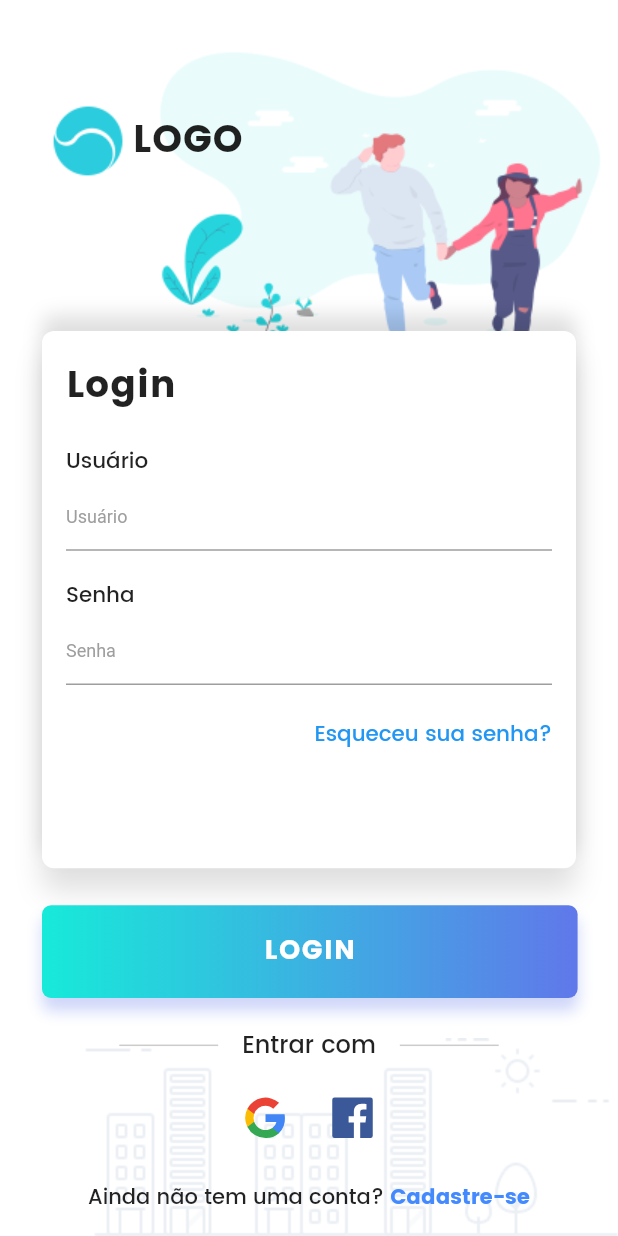
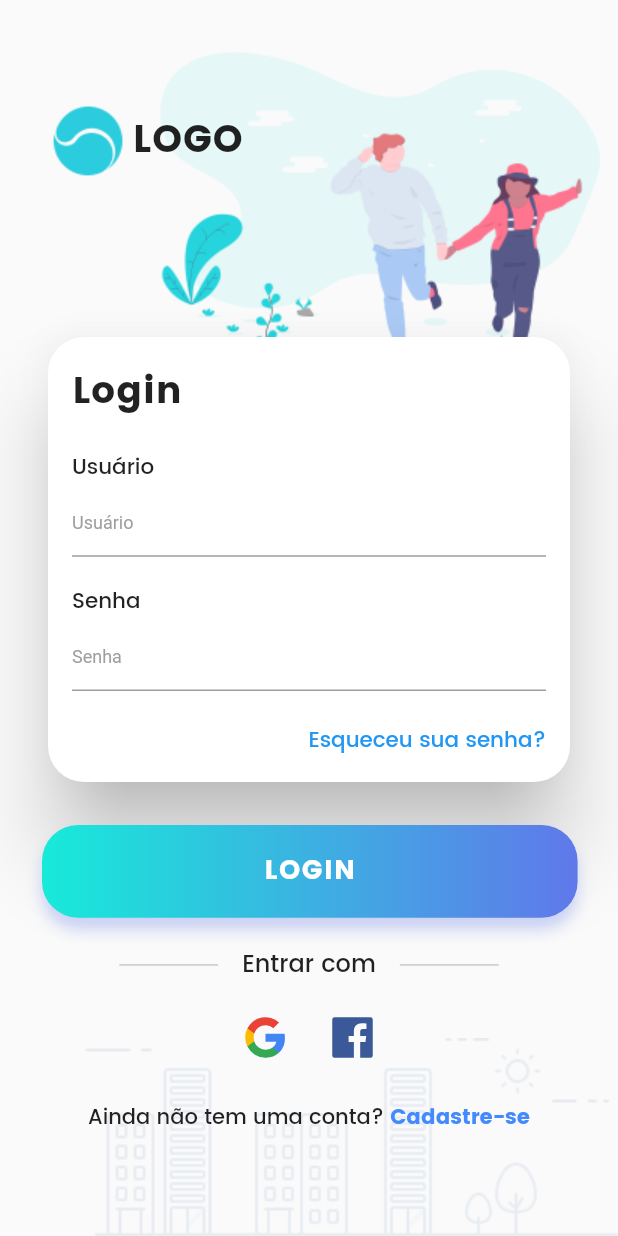
Before and after one commit to fndltm/Flutter_TimeSheetCalculator, a Flutter app: the screen it shows after launch, on a phone screen of 412 x 824 dp. Run offline on Flutter 3.47's test engine with Material 2 defaults, Android fonts, the phone set to English and light mode, and no system bars; our stand-ins replace flare_flutter, flutter_screenutil, flutter_svg.

Commit message:
Correções e Dark Theme implementado

```diff
--- a/lib/Screens/Login.dart
+++ b/lib/Screens/Login.dart
@@ -23,7 +23,6 @@ class _LoginState extends State<Login> {
   Widget build(BuildContext context) {
     ScreenUtil.init(context, width: 750, height: 1334, allowFontScaling: true);
     return new Scaffold(
-      backgroundColor: Colors.white,
       resizeToAvoidBottomPadding: true,
       body: Stack(
         fit: StackFit.expand,
@@ -64,22 +63,10 @@ class _LoginState extends State<Login> {
                   SizedBox(
                     height: ScreenUtil().setHeight(150),
                   ),
-                  Container(
-                    width: ScreenUtil().setWidth(650),
-                    height: ScreenUtil().setHeight(580),
-                    decoration: BoxDecoration(
-                        color: Colors.white,
-                        borderRadius: BorderRadius.circular(8.0),
-                        boxShadow: [
-                          BoxShadow(
-                              color: Colors.black12,
-                              offset: Offset(0.0, 15.0),
-                              blurRadius: 15.0),
-                          BoxShadow(
-                              color: Colors.black12,
-                              offset: Offset(0.0, -10.0),
-                              blurRadius: 10.0),
-                        ]),
+                  Card(
+                    elevation: 24.0,
+                    shape: RoundedRectangleBorder(
+                        borderRadius: BorderRadius.circular(24.0)),
                     child: Padding(
                       padding:
                           EdgeInsets.only(left: 16.0, right: 16.0, top: 16.0),
@@ -124,7 +111,10 @@ class _LoginState extends State<Login> {
                           Row(
                             mainAxisAlignment: MainAxisAlignment.end,
                             children: <Widget>[
-                              Material(
+                              Padding(
+                                padding:
+                                    EdgeInsets.only(left: 16.0, bottom: 16.0),
+                                child: Material(
                                   color: Colors.transparent,
                                   child: InkWell(
                                     onTap: () {}, // needed
@@ -136,7 +126,8 @@ class _LoginState extends State<Login> {
                                           fontSize: ScreenUtil().setSp(26)),
                                     ),
                                   ),
-                              )
+                                ),
+                              ),
                             ],
                           ),
                         ],
@@ -145,9 +136,11 @@ class _LoginState extends State<Login> {
                   ),
                   SizedBox(height: ScreenUtil().setHeight(40)),
                   Row(
-                    mainAxisAlignment: MainAxisAlignment.spaceBetween,
+                    mainAxisAlignment: MainAxisAlignment.center,
                     children: <Widget>[
-                      InkWell(
+                      RawMaterialButton(
+                        shape: CircleBorder(),
+                        onPressed: () {},
                         child: Container(
                           width: ScreenUtil().setWidth(650),
                           height: ScreenUtil().setHeight(100),
@@ -156,7 +149,7 @@ class _LoginState extends State<Login> {
                                 Color(0xFF17ead9),
                                 Color(0xFF6078ea)
                               ]),
-                              borderRadius: BorderRadius.circular(6.0),
+                              borderRadius: BorderRadius.circular(24.0),
                               boxShadow: [
                                 BoxShadow(
                                     color: Color(0xFF6078ea).withOpacity(.3),
@@ -165,8 +158,10 @@ class _LoginState extends State<Login> {
                               ]),
                           child: Material(
                             color: Colors.transparent,
-                            child: InkWell(
-                              onTap: () {},
+                            child: RawMaterialButton(
+                              shape: RoundedRectangleBorder(
+                                  borderRadius: BorderRadius.circular(24.0)),
+                              onPressed: () {},
                               child: Center(
                                 child: Text("login".toUpperCase(),
                                     style: TextStyle(
--- a/lib/main.dart
+++ b/lib/main.dart
@@ -4,6 +4,7 @@ import 'package:timesheet_calculator/Screens/Login.dart';
 
 void main() => runApp(MaterialApp(
       home: SplashScreen(),
+      darkTheme: ThemeData.dark(),
       debugShowCheckedModeBanner: false,
     ));
 
@@ -33,10 +34,9 @@ class _SplashScreenState extends State<SplashScreen> {
   void initState() {
     super.initState();
 
-    Future.delayed(Duration(seconds: 3)).then((_) {
+    Future.delayed(Duration(seconds: 2)).then((_) {
       Navigator.of(context)
           .pushReplacement(MaterialPageRoute(builder: (context) => Login()));
     });
   }
-
 }
```
Lines whose indentation alone changed are shown as unchanged.
